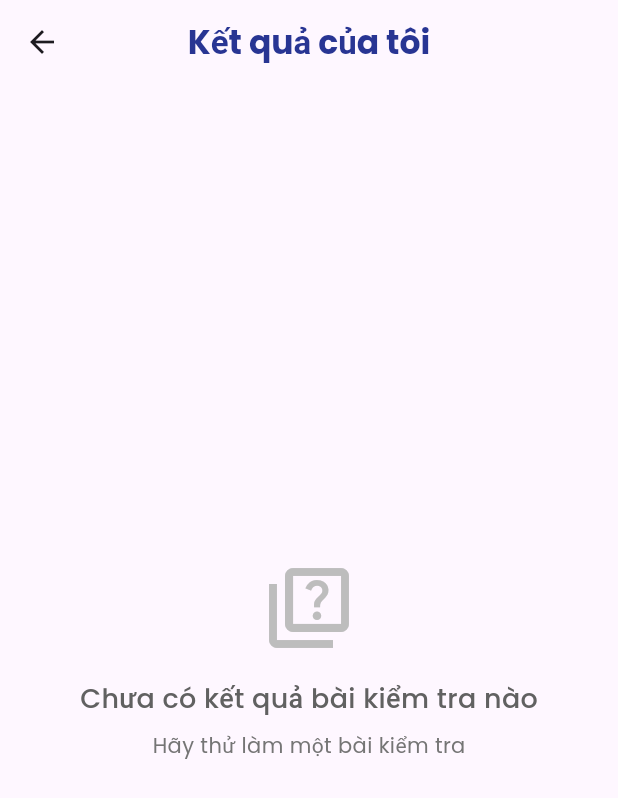
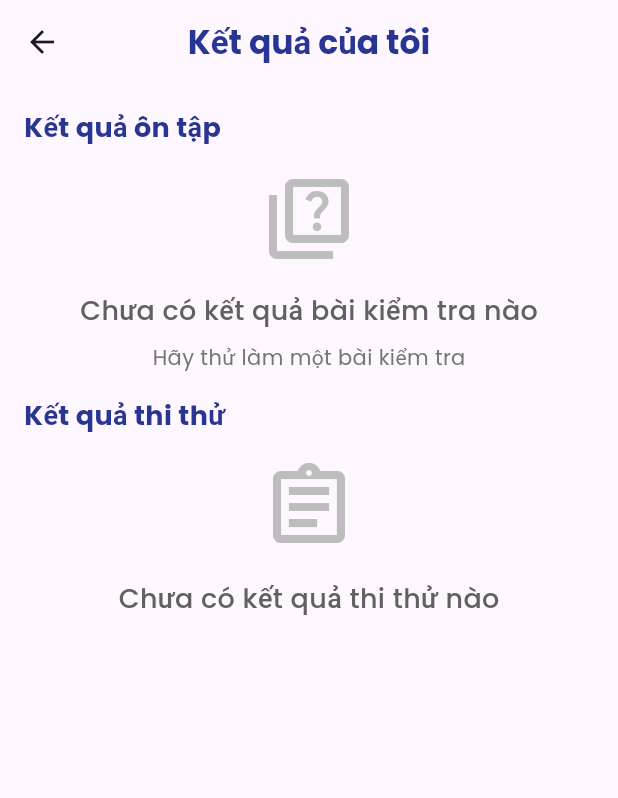
Before and after one commit to LeiThanhTu/MobileProject, a Flutter app: the ResultsScreen screen opened directly, on a phone screen of 412 x 824 dp. Shown: the top 798 px of the screen. Run offline on Flutter 3.47's test engine with Material 3 defaults, Android fonts, the phone set to English and light mode, and no system bars; our stand-ins replace confetti, google_fonts, shared_preferences, sqflite; accounts and stored records are empty.

Commit message:
question.dart, exam_result.dart

```diff
--- /dev/null
+++ b/lib/models/exam_result.dart
@@ -0,0 +1,39 @@
+class ExamResult {
+  final int? id;
+  final int userId;
+  final int totalQuestions;
+  final int correctAnswers;
+  final int timeSpent;
+  final String timestamp;
+
+  ExamResult({
+    this.id,
+    required this.userId,
+    required this.totalQuestions,
+    required this.correctAnswers,
+    required this.timeSpent,
+    required this.timestamp,
+  });
+
+  Map<String, dynamic> toMap() {
+    return {
+      'id': id,
+      'user_id': userId,
+      'total_questions': totalQuestions,
+      'correct_answers': correctAnswers,
+      'time_spent': timeSpent,
+      'timestamp': timestamp,
+    };
+  }
+
+  factory ExamResult.fromMap(Map<String, dynamic> map) {
+    return ExamResult(
+      id: map['id'],
+      userId: map['user_id'],
+      totalQuestions: map['total_questions'],
+      correctAnswers: map['correct_answers'],
+      timeSpent: map['time_spent'],
+      timestamp: map['timestamp'],
+    );
+  }
+}
--- /dev/null
+++ b/lib/models/question_result.dart
@@ -0,0 +1,28 @@
+// lib/models/question_result.dart
+class QuestionResult {
+  final int questionId;
+  final String userAnswer;
+  final String correctAnswer;
+
+  QuestionResult({
+    required this.questionId,
+    required this.userAnswer,
+    required this.correctAnswer,
+  });
+
+  factory QuestionResult.fromMap(Map<String, dynamic> map) {
+    return QuestionResult(
+      questionId: map['question_id'],
+      userAnswer: map['user_answer'],
+      correctAnswer: map['correct_answer'],
+    );
+  }
+
+  Map<String, dynamic> toMap() {
+    return {
+      'question_id': questionId,
+      'user_answer': userAnswer,
+      'correct_answer': correctAnswer,
+    };
+  }
+}
--- a/lib/screens/result_screen.dart
+++ b/lib/screens/result_screen.dart
@@ -3,6 +3,7 @@ import 'package:google_fonts/google_fonts.dart';
 import 'package:provider/provider.dart';
 import 'package:test/database/database_helper.dart';
 import 'package:test/models/result.dart';
+import 'package:test/models/exam_result.dart';
 import 'package:test/models/category.dart';
 import 'package:test/providers/user_provider.dart';
 import 'package:test/screens/result_detail_screen.dart';
@@ -37,7 +38,42 @@ class ResultsScreen extends StatelessWidget {
                   style: GoogleFonts.poppins(fontSize: 16),
                 ),
               )
-              : FutureBuilder<List<Result>>(
+              : SingleChildScrollView(
+                child: Column(
+                  crossAxisAlignment: CrossAxisAlignment.start,
+                  children: [
+                    Padding(
+                      padding: const EdgeInsets.all(16),
+                      child: Text(
+                        'Kết quả ôn tập',
+                        style: GoogleFonts.poppins(
+                          fontSize: 18,
+                          fontWeight: FontWeight.bold,
+                          color: Colors.indigo[800],
+                        ),
+                      ),
+                    ),
+                    _buildQuizResults(userId),
+                    Padding(
+                      padding: const EdgeInsets.all(16),
+                      child: Text(
+                        'Kết quả thi thử',
+                        style: GoogleFonts.poppins(
+                          fontSize: 18,
+                          fontWeight: FontWeight.bold,
+                          color: Colors.indigo[800],
+                        ),
+                      ),
+                    ),
+                    _buildExamResults(userId),
+                  ],
+                ),
+              ),
+    );
+  }
+
+  Widget _buildQuizResults(int userId) {
+    return FutureBuilder<List<Result>>(
       future: DatabaseHelper.instance.getResultsByUser(userId),
       builder: (context, snapshot) {
         if (snapshot.connectionState == ConnectionState.waiting) {
@@ -60,11 +96,7 @@ class ResultsScreen extends StatelessWidget {
             child: Column(
               mainAxisAlignment: MainAxisAlignment.center,
               children: [
-                          Icon(
-                            Icons.quiz_outlined,
-                            size: 64,
-                            color: Colors.grey[400],
-                          ),
+                Icon(Icons.quiz_outlined, size: 64, color: Colors.grey[400]),
                 const SizedBox(height: 16),
                 Text(
                   'Chưa có kết quả bài kiểm tra nào',
@@ -88,12 +120,13 @@ class ResultsScreen extends StatelessWidget {
         }
 
         return ListView.builder(
+          shrinkWrap: true,
+          physics: NeverScrollableScrollPhysics(),
           padding: const EdgeInsets.all(16),
           itemCount: results.length,
           itemBuilder: (context, index) {
             final result = results[index];
-                      final score =
-                          (result.score / result.totalQuestions) * 100;
+            final score = (result.score / result.totalQuestions) * 100;
             final scoreColor =
                 score >= 80
                     ? Colors.green
@@ -127,8 +160,7 @@ class ResultsScreen extends StatelessWidget {
                         const SizedBox(width: 12),
                         Expanded(
                           child: Column(
-                                      crossAxisAlignment:
-                                          CrossAxisAlignment.start,
+                            crossAxisAlignment: CrossAxisAlignment.start,
                             children: [
                               Text(
                                 result.categoryName ?? 'Unknown',
@@ -139,7 +171,7 @@ class ResultsScreen extends StatelessWidget {
                                 ),
                               ),
                               Text(
-                                          result.createdAt.split('T')[0],
+                                result.date.split('T')[0],
                                 style: GoogleFonts.poppins(
                                   fontSize: 14,
                                   color: Colors.grey[600],
@@ -170,9 +202,7 @@ class ResultsScreen extends StatelessWidget {
                   ),
                   Container(
                     height: 4,
-                              margin: const EdgeInsets.symmetric(
-                                horizontal: 16,
-                              ),
+                    margin: const EdgeInsets.symmetric(horizontal: 16),
                     decoration: BoxDecoration(
                       color: scoreColor.withOpacity(0.2),
                       borderRadius: BorderRadius.circular(2),
@@ -180,7 +210,6 @@ class ResultsScreen extends StatelessWidget {
                     alignment: Alignment.centerLeft,
                     child: FractionallySizedBox(
                       widthFactor: score / 100,
-                                alignment: Alignment.centerLeft,
                       child: Container(
                         decoration: BoxDecoration(
                           color: scoreColor,
@@ -210,17 +239,15 @@ class ResultsScreen extends StatelessWidget {
                                     (context) => ResultDetailScreen(
                                       resultId: result.id!,
                                       categoryName:
-                                                    result.categoryName ??
-                                                    'Unknown',
+                                          result.categoryName ?? 'Unknown',
                                       score: result.score,
-                                                totalQuestions:
-                                                    result.totalQuestions,
+                                      totalQuestions: result.totalQuestions,
                                     ),
                               ),
                             );
                           },
                           child: Text(
-                                      'Details',
+                            'Chi tiết',
                             style: GoogleFonts.poppins(
                               color: Colors.indigo[600],
                               fontWeight: FontWeight.w500,
@@ -230,20 +257,15 @@ class ResultsScreen extends StatelessWidget {
                         const SizedBox(width: 8),
                         TextButton(
                           onPressed: () async {
-                                      final questions = await DatabaseHelper
-                                          .instance
-                                          .getQuestionsByCategory(
-                                            result.categoryId,
-                                          );
+                            final questions = await DatabaseHelper.instance
+                                .getQuestionsByCategory(result.categoryId);
                             if (!context.mounted) return;
 
                             if (questions.isEmpty) {
-                                        ScaffoldMessenger.of(
-                                          context,
-                                        ).showSnackBar(
+                              ScaffoldMessenger.of(context).showSnackBar(
                                 const SnackBar(
                                   content: Text(
-                                              'No questions available for this category',
+                                    'Không có câu hỏi cho môn học này',
                                   ),
                                 ),
                               );
@@ -257,9 +279,7 @@ class ResultsScreen extends StatelessWidget {
                                     (context) => QuizScreen(
                                       category: Category(
                                         id: result.categoryId,
-                                                  name:
-                                                      result.categoryName ??
-                                                      'Unknown',
+                                        name: result.categoryName ?? 'Unknown',
                                       ),
                                       questions: questions,
                                     ),
@@ -267,7 +287,7 @@ class ResultsScreen extends StatelessWidget {
                             );
                           },
                           child: Text(
-                                      'Retry',
+                            'Làm lại',
                             style: GoogleFonts.poppins(
                               color: Colors.indigo[600],
                               fontWeight: FontWeight.w500,
@@ -283,7 +303,166 @@ class ResultsScreen extends StatelessWidget {
           },
         );
       },
+    );
+  }
+
+  Widget _buildExamResults(int userId) {
+    return FutureBuilder<List<ExamResult>>(
+      future: DatabaseHelper.instance.getExamResults(userId),
+      builder: (context, snapshot) {
+        if (snapshot.connectionState == ConnectionState.waiting) {
+          return Center(child: CircularProgressIndicator());
+        }
+        if (!snapshot.hasData || snapshot.data!.isEmpty) {
+          return Center(
+            child: Column(
+              mainAxisAlignment: MainAxisAlignment.center,
+              children: [
+                Icon(
+                  Icons.assignment_outlined,
+                  size: 64,
+                  color: Colors.grey[400],
+                ),
+                const SizedBox(height: 16),
+                Text(
+                  'Chưa có kết quả thi thử nào',
+                  style: GoogleFonts.poppins(
+                    fontSize: 18,
+                    fontWeight: FontWeight.w500,
+                    color: Colors.grey[700],
+                  ),
+                ),
+              ],
             ),
           );
         }
+
+        // Lấy kết quả gần nhất
+        final result = snapshot.data!.first;
+        final accuracy = (result.correctAnswers / result.totalQuestions) * 100;
+        final minutes = result.timeSpent ~/ 60;
+        final seconds = result.timeSpent % 60;
+        final scoreColor =
+            accuracy >= 80
+                ? Colors.green
+                : accuracy >= 60
+                ? Colors.orange
+                : Colors.red;
+
+        return Padding(
+          padding: const EdgeInsets.all(16),
+          child: Card(
+            margin: const EdgeInsets.only(bottom: 16),
+            shape: RoundedRectangleBorder(
+              borderRadius: BorderRadius.circular(16),
+            ),
+            color: Colors.red[50],
+            child: Column(
+              children: [
+                Padding(
+                  padding: const EdgeInsets.all(16),
+                  child: Row(
+                    children: [
+                      Container(
+                        width: 48,
+                        height: 48,
+                        decoration: BoxDecoration(
+                          color: Colors.red[100],
+                          shape: BoxShape.circle,
+                        ),
+                        child: Icon(
+                          Icons.assignment_outlined,
+                          color: Colors.red[800],
+                        ),
+                      ),
+                      const SizedBox(width: 12),
+                      Expanded(
+                        child: Column(
+                          crossAxisAlignment: CrossAxisAlignment.start,
+                          children: [
+                            Text(
+                              'Bài thi thử gần nhất',
+                              style: GoogleFonts.poppins(
+                                fontSize: 18,
+                                fontWeight: FontWeight.w600,
+                                color: Colors.indigo[800],
+                              ),
+                            ),
+                            Text(
+                              'Thời gian: ${minutes}:${seconds.toString().padLeft(2, '0')}',
+                              style: GoogleFonts.poppins(
+                                fontSize: 14,
+                                color: Colors.grey[600],
+                              ),
+                            ),
+                          ],
+                        ),
+                      ),
+                      Container(
+                        padding: const EdgeInsets.symmetric(
+                          horizontal: 12,
+                          vertical: 6,
+                        ),
+                        decoration: BoxDecoration(
+                          color: scoreColor.withOpacity(0.1),
+                          borderRadius: BorderRadius.circular(20),
+                        ),
+                        child: Text(
+                          '${accuracy.toStringAsFixed(0)}%',
+                          style: GoogleFonts.poppins(
+                            fontWeight: FontWeight.w600,
+                            color: scoreColor,
+                          ),
+                        ),
+                      ),
+                    ],
+                  ),
+                ),
+                Container(
+                  height: 4,
+                  margin: const EdgeInsets.symmetric(horizontal: 16),
+                  decoration: BoxDecoration(
+                    color: scoreColor.withOpacity(0.2),
+                    borderRadius: BorderRadius.circular(2),
+                  ),
+                  alignment: Alignment.centerLeft,
+                  child: FractionallySizedBox(
+                    widthFactor: accuracy / 100,
+                    child: Container(
+                      decoration: BoxDecoration(
+                        color: scoreColor,
+                        borderRadius: BorderRadius.circular(2),
+                      ),
+                    ),
+                  ),
+                ),
+                Padding(
+                  padding: const EdgeInsets.all(16),
+                  child: Row(
+                    children: [
+                      Text(
+                        'Đúng: ${result.correctAnswers}/${result.totalQuestions}',
+                        style: GoogleFonts.poppins(
+                          fontSize: 16,
+                          fontWeight: FontWeight.w500,
+                        ),
+                      ),
+                      const Spacer(),
+                      Text(
+                        result.timestamp.substring(0, 10),
+                        style: GoogleFonts.poppins(
+                          fontSize: 14,
+                          color: Colors.grey[600],
+                        ),
+                      ),
+                    ],
+                  ),
+                ),
+              ],
+            ),
+          ),
+        );
+      },
+    );
   }
+}
```
Lines whose indentation alone changed are shown as unchanged.
